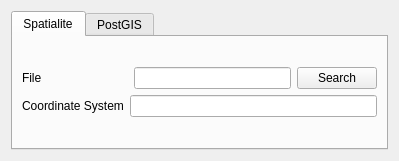
Above: CustomWidgets/connectionWidget.ui from dsgoficial/DsgTools before the change. Below: the same form after it.
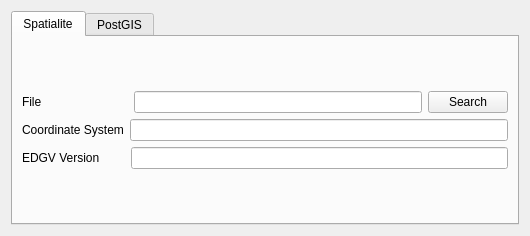
That is the form after the change. The open tabs and pages were chosen to show the change.

Commit message: custom layer now gets edgv's version

Diff of the .ui file:
```diff
--- a/CustomWidgets/connectionWidget.ui
+++ b/CustomWidgets/connectionWidget.ui
@@ -6,14 +6,14 @@
    <rect>
     <x>0</x>
     <y>0</y>
-    <width>399</width>
-    <height>141</height>
+    <width>530</width>
+    <height>236</height>
    </rect>
   </property>
   <property name="windowTitle">
    <string>Form</string>
   </property>
-  <layout class="QGridLayout" name="gridLayout_2">
+  <layout class="QGridLayout" name="gridLayout_6">
    <item row="0" column="0">
     <widget class="QTabWidget" name="tabWidget">
      <property name="currentIndex">
@@ -25,7 +25,7 @@
       </attribute>
       <layout class="QGridLayout" name="gridLayout_7">
        <item row="0" column="0">
-        <layout class="QGridLayout" name="gridLayout_6">
+        <layout class="QGridLayout" name="gridLayout_2">
          <item row="0" column="0">
           <layout class="QHBoxLayout" name="horizontalLayout">
            <item>
@@ -77,6 +77,36 @@
            </item>
           </layout>
          </item>
+         <item row="2" column="0">
+          <layout class="QHBoxLayout" name="horizontalLayout_4">
+           <item>
+            <widget class="QLabel" name="label_3">
+             <property name="text">
+              <string>EDGV Version</string>
+             </property>
+            </widget>
+           </item>
+           <item>
+            <spacer name="horizontalSpacer">
+             <property name="orientation">
+              <enum>Qt::Horizontal</enum>
+             </property>
+             <property name="sizeType">
+              <enum>QSizePolicy::Fixed</enum>
+             </property>
+             <property name="sizeHint" stdset="0">
+              <size>
+               <width>25</width>
+               <height>20</height>
+              </size>
+             </property>
+            </spacer>
+           </item>
+           <item>
+            <widget class="QLineEdit" name="edgvSpatialiteVersionEdit"/>
+           </item>
+          </layout>
+         </item>
         </layout>
        </item>
       </layout>
```
Left out of the diff: 38 changed lines with no effect on the pictures. Lines whose indentation alone changed are shown as unchanged. The commit also changes 1 other file.
